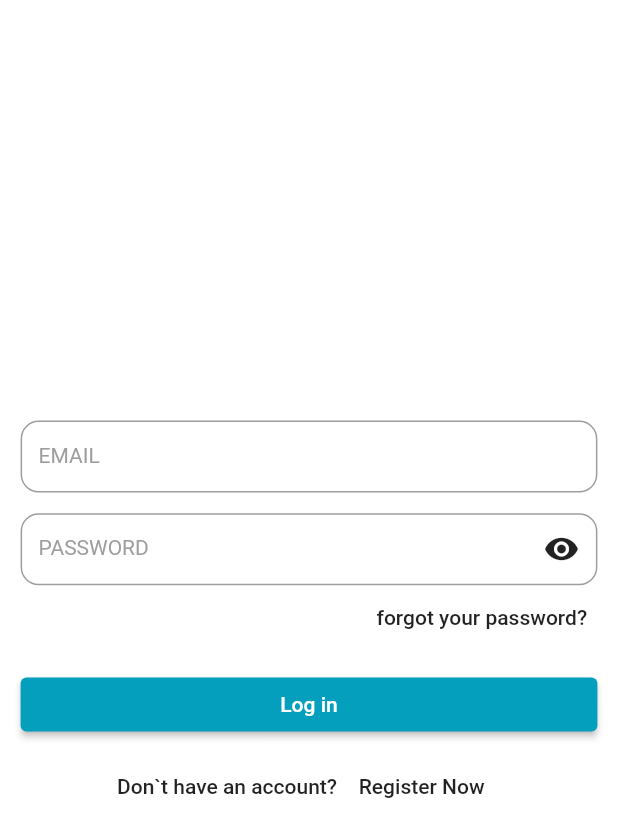
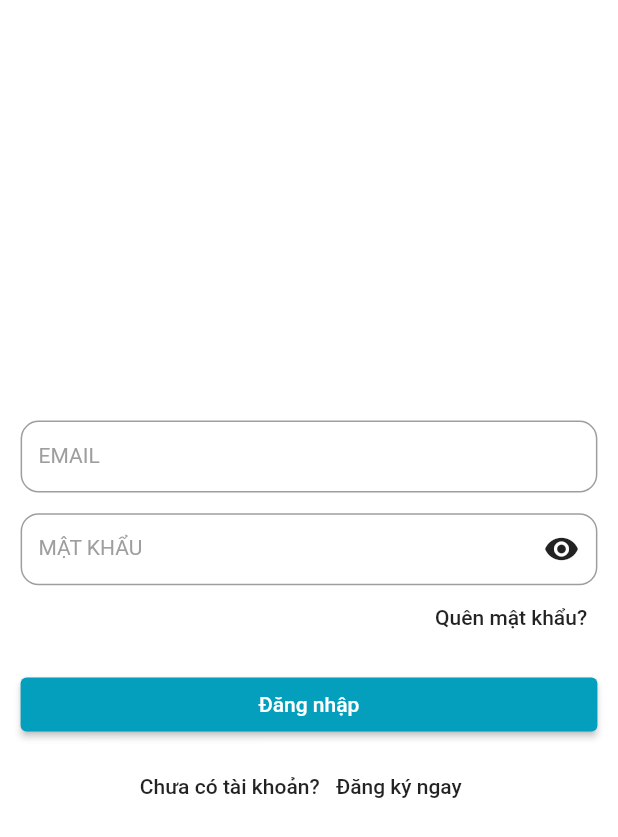
Before and after one commit to hoangcongminh/exchange_language_mobile, a Flutter app: the screen it shows after launch, on a phone screen of 412 x 824 dp. Shown: the top 837 px of the screen. Run offline on Flutter 3.47's test engine with Material 2 defaults, Android fonts, the phone set to English and light mode, and no system bars; our stand-ins replace bloc, cached_network_image, dartz, dio, equatable, flutter_bloc and 8 more; accounts and stored records are empty; generated files the repository leaves out were written again.

Commit message:
complete forgot password flow and init app locale cubit

```diff
--- a/lib/common/l10n/arbs/app_vi.arb
+++ b/lib/common/l10n/arbs/app_vi.arb
@@ -3,6 +3,18 @@
     "password": "MẬT KHẨU",
     "enterEmail": "Nhập email",
     "enterPassword": "Nhập mật khẩu",
+    "retypePassword": "Nhập lại mật khẩu",
     "forgotPassword": "Quên mật khẩu?",
-    "signUp": "Đăng ký"
+    "resetPassword": "Đổi mật khẩu",
+    "signUp": "Đăng ký",
+    "confirm": "Xác nhận",
+    "dontHaveAccount": "Chưa có tài khoản?",
+    "registerNow": "Đăng ký ngay",
+    "alreadyHaveAccount": "Đã có tài khoản?",
+    "cont": "Tiếp tục",
+
+    "chat": "Tin nhắn",
+    "notification": "Thông báo",
+    "discover": "Khám phá",
+    "profile": "Hồ sơ"
 }
--- a/lib/presentation/app.dart
+++ b/lib/presentation/app.dart
@@ -2,6 +2,7 @@ import 'package:exchange_language_mobile/common/helpers/device_orientation_helpe
 import 'package:exchange_language_mobile/common/l10n/l10n.dart';
 import 'package:exchange_language_mobile/presentation/common/app_bloc.dart';
 import 'package:exchange_language_mobile/presentation/common/application/application_bloc.dart';
+import 'package:exchange_language_mobile/presentation/common/locale/cubit/locale_cubit.dart';
 import 'package:exchange_language_mobile/presentation/features/authenticate/pages/login_screen.dart';
 import 'package:exchange_language_mobile/presentation/features/dashboard/pages/dashboard_screen.dart';
 import 'package:exchange_language_mobile/routes/scaffold_wrapper.dart';
@@ -33,7 +34,9 @@ class _ApplicationState extends State<Application> {
   Widget build(BuildContext context) {
     return MultiBlocProvider(
       providers: AppBloc.providers,
-      child: BlocBuilder<ApplicationBloc, ApplicationState>(
+      child: BlocBuilder<LocaleCubit, LocaleState>(
+          builder: (context, localeState) {
+        return BlocBuilder<ApplicationBloc, ApplicationState>(
           buildWhen: (previous, current) => previous != current,
           builder: (context, state) {
             Widget _screen = const ScaffoldWrapper(child: LoginScreen());
@@ -64,6 +67,7 @@ class _ApplicationState extends State<Application> {
                     Locale('en', ''), // English, no country code
                     Locale('vi', ''), // Spanish, no country code
                   ],
+                  locale: localeState.locale,
                   theme: defaultTheme(),
                   onGenerateRoute: (settings) =>
                       AppNavigator().getRoute(settings),
@@ -74,7 +78,8 @@ class _ApplicationState extends State<Application> {
               },
             );
           },
-      ),
+        );
+      }),
     );
   }
 }
--- a/lib/presentation/common/app_bloc.dart
+++ b/lib/presentation/common/app_bloc.dart
@@ -1,4 +1,5 @@
 import 'package:exchange_language_mobile/data/repositories/auth_repository_impl.dart';
+import 'package:exchange_language_mobile/presentation/common/locale/cubit/locale_cubit.dart';
 import 'package:exchange_language_mobile/presentation/features/authenticate/bloc/authenticate_bloc.dart';
 import 'package:exchange_language_mobile/presentation/features/chat/bloc/chat_bloc.dart';
 import 'package:exchange_language_mobile/presentation/features/dashboard/bloc/dashboard_bloc.dart';
@@ -8,6 +9,7 @@ import 'package:flutter_bloc/flutter_bloc.dart';
 import 'application/application_bloc.dart';
 
 class AppBloc {
+  static final localeCubit = LocaleCubit();
   static final authenticateBloc = AuthenticateBloc(AuthRepositoryImpl());
   static final verificationBloc = VerificationBloc(AuthRepositoryImpl());
   static final applicationBloc = ApplicationBloc();
@@ -15,6 +17,9 @@ class AppBloc {
   static final chatBloc = ChatBloc();
 
   static final List<BlocProvider> providers = [
+    BlocProvider<LocaleCubit>(
+      create: (context) => localeCubit,
+    ),
     BlocProvider<ApplicationBloc>(
       create: (context) => applicationBloc,
     ),
--- /dev/null
+++ b/lib/presentation/common/locale/cubit/locale_cubit.dart
@@ -0,0 +1,14 @@
+import 'package:bloc/bloc.dart';
+import 'package:equatable/equatable.dart';
+import 'package:flutter/material.dart';
+import 'package:intl/intl.dart' as intl;
+
+part 'locale_state.dart';
+
+class LocaleCubit extends Cubit<LocaleState> {
+  LocaleCubit() : super(const SelectedLocale(Locale('vi')));
+
+  void toEnglish() => emit(const SelectedLocale(Locale('en')));
+
+  void toVietnamese() => emit(const SelectedLocale(Locale('vi')));
+}
--- /dev/null
+++ b/lib/presentation/common/locale/cubit/locale_state.dart
@@ -0,0 +1,13 @@
+part of 'locale_cubit.dart';
+
+abstract class LocaleState extends Equatable {
+  final Locale locale;
+  const LocaleState(this.locale);
+
+  @override
+  List<Object> get props => [locale];
+}
+
+class SelectedLocale extends LocaleState {
+  const SelectedLocale(Locale locale) : super(locale);
+}
--- a/lib/presentation/features/authenticate/pages/login_screen.dart
+++ b/lib/presentation/features/authenticate/pages/login_screen.dart
@@ -95,7 +95,7 @@ class _LoginScreenState extends State<LoginScreen> {
                                   if (value == null || value.isEmpty) {
                                     return 'Password is required';
                                   } else if (value.trim().length < 6) {
-                                    return 'Password is13 at least 6 characters';
+                                    return 'Password is at least 6 characters';
                                   } else {
                                     return null;
                                   }
@@ -148,7 +148,7 @@ class _LoginScreenState extends State<LoginScreen> {
                       mainAxisSize: MainAxisSize.max,
                       children: [
                         Text(
-                          'Don`t have an account? ',
+                          l10n.dontHaveAccount,
                           style: Theme.of(context).textTheme.bodyText1,
                         ),
                         GestureDetector(
@@ -161,7 +161,7 @@ class _LoginScreenState extends State<LoginScreen> {
                           child: Padding(
                             padding: EdgeInsets.all(8.sp),
                             child: Text(
-                              'Register Now',
+                              l10n.registerNow,
                               style: Theme.of(context).textTheme.bodyText1,
                             ),
                           ),
--- a/lib/presentation/features/authenticate/pages/register_screen.dart
+++ b/lib/presentation/features/authenticate/pages/register_screen.dart
@@ -122,8 +122,8 @@ class _RegisterScreenState extends State<RegisterScreen> {
                           children: [
                             TextfieldWidget(
                               keyboardType: TextInputType.text,
-                              labelText: l10n.password,
-                              hintText: l10n.enterPassword,
+                              labelText: l10n.retypePassword.toUpperCase(),
+                              hintText: l10n.retypePassword,
                               obscureText: !_visiblePass,
                               controller: _retypePasswordController,
                               validator: (value) {
--- a/lib/presentation/features/chat/pages/chat_screen.dart
+++ b/lib/presentation/features/chat/pages/chat_screen.dart
@@ -1,4 +1,5 @@
 import 'package:exchange_language_mobile/common/constants/route_constants.dart';
+import 'package:exchange_language_mobile/common/l10n/l10n.dart';
 import 'package:exchange_language_mobile/domain/entities/conversation.dart';
 import 'package:exchange_language_mobile/presentation/features/chat/bloc/chat_bloc.dart';
 import 'package:exchange_language_mobile/presentation/features/chat/widgets/chat_item.dart';
@@ -20,9 +21,10 @@ class ChatScreen extends StatefulWidget {
 class _ChatScreenState extends State<ChatScreen> {
   @override
   Widget build(BuildContext context) {
+    final l10n = context.l10n;
     return Scaffold(
       appBar: AppBar(
-        title: const Text('Chat'),
+        title: Text(l10n.chat),
       ),
       body: Column(
         mainAxisSize: MainAxisSize.max,
--- a/lib/presentation/features/discover/pages/discover_screen.dart
+++ b/lib/presentation/features/discover/pages/discover_screen.dart
@@ -1,3 +1,4 @@
+import 'package:exchange_language_mobile/common/l10n/l10n.dart';
 import 'package:exchange_language_mobile/presentation/features/blog/pages/blog_screen.dart';
 import 'package:exchange_language_mobile/presentation/features/discover/widgets/colored_tabbar.dart';
 import 'package:exchange_language_mobile/presentation/features/group/group_screen.dart';
@@ -13,11 +14,13 @@ class DiscoverScreen extends StatefulWidget {
 class _DiscoverScreenState extends State<DiscoverScreen> {
   @override
   Widget build(BuildContext context) {
+    final l10n = context.l10n;
+
     return DefaultTabController(
       length: 2,
       child: Scaffold(
         appBar: AppBar(
-          title: const Text('Discover'),
+          title: Text(l10n.notification),
           bottom: const ColoredTabBar(
             color: Colors.white,
             tabBar: TabBar(
--- a/lib/presentation/features/notification/pages/notification_screen.dart
+++ b/lib/presentation/features/notification/pages/notification_screen.dart
@@ -1,3 +1,4 @@
+import 'package:exchange_language_mobile/common/l10n/l10n.dart';
 import 'package:exchange_language_mobile/presentation/features/notification/widgets/notification_item.dart';
 import 'package:flutter/material.dart';
 
@@ -11,9 +12,11 @@ class NotificationScreen extends StatefulWidget {
 class _NotificationScreenState extends State<NotificationScreen> {
   @override
   Widget build(BuildContext context) {
+    final l10n = context.l10n;
+
     return Scaffold(
       appBar: AppBar(
-        title: const Text('Notification'),
+        title: Text(l10n.notification),
       ),
       // body: const NotificationShimmerList(),
       body: ListView.builder(
--- a/lib/presentation/features/user-profile/pages/user_profile_screen.dart
+++ b/lib/presentation/features/user-profile/pages/user_profile_screen.dart
@@ -1,3 +1,4 @@
+import 'package:exchange_language_mobile/common/l10n/l10n.dart';
 import 'package:exchange_language_mobile/presentation/common/app_bloc.dart';
 import 'package:exchange_language_mobile/presentation/features/authenticate/bloc/authenticate_bloc.dart';
 import 'package:exchange_language_mobile/presentation/features/blog/pages/blog_screen.dart';
@@ -17,12 +18,14 @@ class UserProfileScreen extends StatefulWidget {
 class _UserProfileScreenState extends State<UserProfileScreen> {
   @override
   Widget build(BuildContext context) {
+    final l10n = context.l10n;
+
     return DefaultTabController(
       length: 2,
       child: Scaffold(
         appBar: AppBar(
           elevation: 0,
-          title: const Text('User Profile'),
+          title: Text(l10n.profile),
           actions: [
             IconButton(
               icon: const Icon(Icons.logout),
--- a/lib/presentation/features/verification/pages/input_email_screen.dart
+++ b/lib/presentation/features/verification/pages/input_email_screen.dart
@@ -94,7 +94,7 @@ class _InputEmailScreenState extends State<InputEmailScreen> {
                                         vertical: 12),
                                     child: AuthButtonWidget(
                                       label: widget.isForgotPassword
-                                          ? 'Confirm'
+                                          ? l10n.confirm
                                           : l10n.signUp,
                                       onPressed: () {
                                         final _isValid =
@@ -115,7 +115,7 @@ class _InputEmailScreenState extends State<InputEmailScreen> {
                                 mainAxisSize: MainAxisSize.max,
                                 children: <Widget>[
                                   Text(
-                                    'Already have an account?',
+                                    l10n.alreadyHaveAccount,
                                     style:
                                         Theme.of(context).textTheme.bodyText1,
                                   ),
@@ -124,7 +124,7 @@ class _InputEmailScreenState extends State<InputEmailScreen> {
                                     child: Padding(
                                       padding: const EdgeInsets.all(8.0),
                                       child: Text(
-                                        'Log in',
+                                        l10n.login,
                                         style: Theme.of(context)
                                             .textTheme
                                             .bodyText1,
--- a/lib/presentation/features/verification/pages/verification_screen.dart
+++ b/lib/presentation/features/verification/pages/verification_screen.dart
@@ -1,3 +1,4 @@
+import 'package:exchange_language_mobile/common/l10n/l10n.dart';
 import 'package:exchange_language_mobile/presentation/common/app_bloc.dart';
 import 'package:exchange_language_mobile/presentation/features/authenticate/widgets/auth_button_widget.dart';
 import 'package:exchange_language_mobile/presentation/features/verification/bloc/verification_bloc.dart';
@@ -21,6 +22,7 @@ class _VerificationScreenState extends State<VerificationScreen> {
   String code = '';
   @override
   Widget build(BuildContext context) {
+    final l10n = context.l10n;
     Size size = MediaQuery.of(context).size;
 
     Future<void> _onSubmit() async {
@@ -123,7 +125,7 @@ class _VerificationScreenState extends State<VerificationScreen> {
                       margin: EdgeInsets.symmetric(horizontal: 30.sp),
                       width: double.infinity,
                       child: AuthButtonWidget(
-                        label: 'Continue',
+                        label: l10n.cont,
                         onPressed: () async => _onSubmit(),
                       ),
                     ),
```
Also changed, not shown: lib/common/l10n/arbs/app_en.arb (+45 -0 lines), lib/presentation/features/authenticate/bloc/authenticate_bloc.dart (+14 -1 lines), lib/presentation/features/authenticate/pages/forgot_password_screen.dart (+41 -14 lines), lib/presentation/features/verification/widgets/verification_code_widget.dart (+7 -8 lines). Lines whose indentation alone changed are shown as unchanged.
